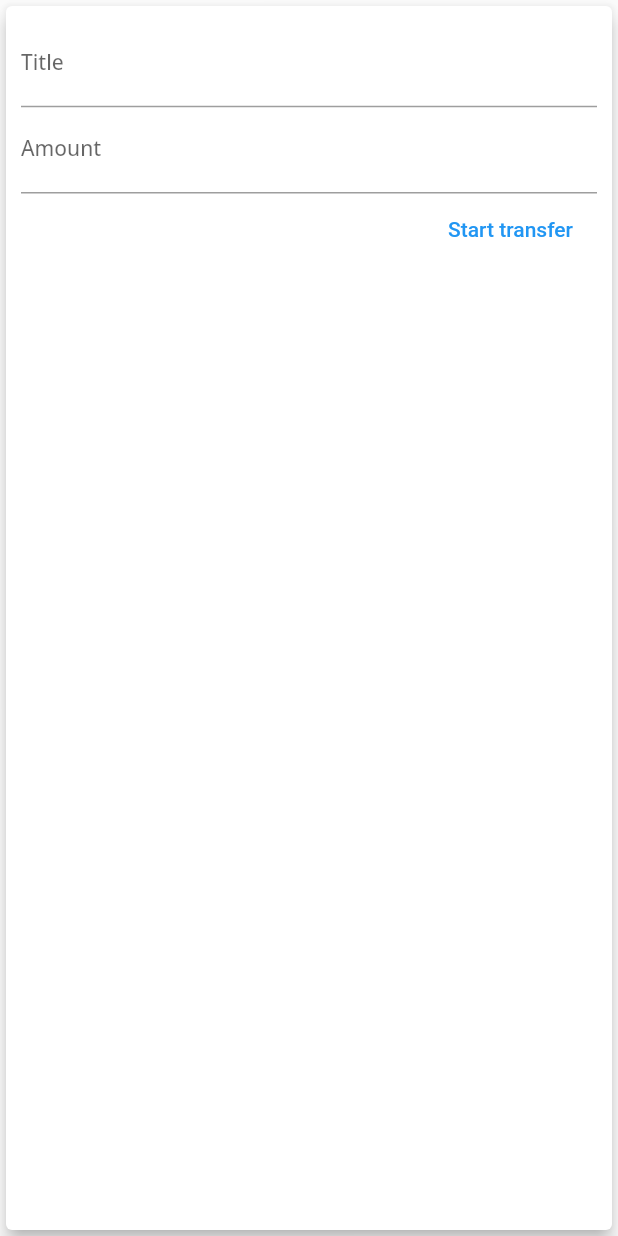
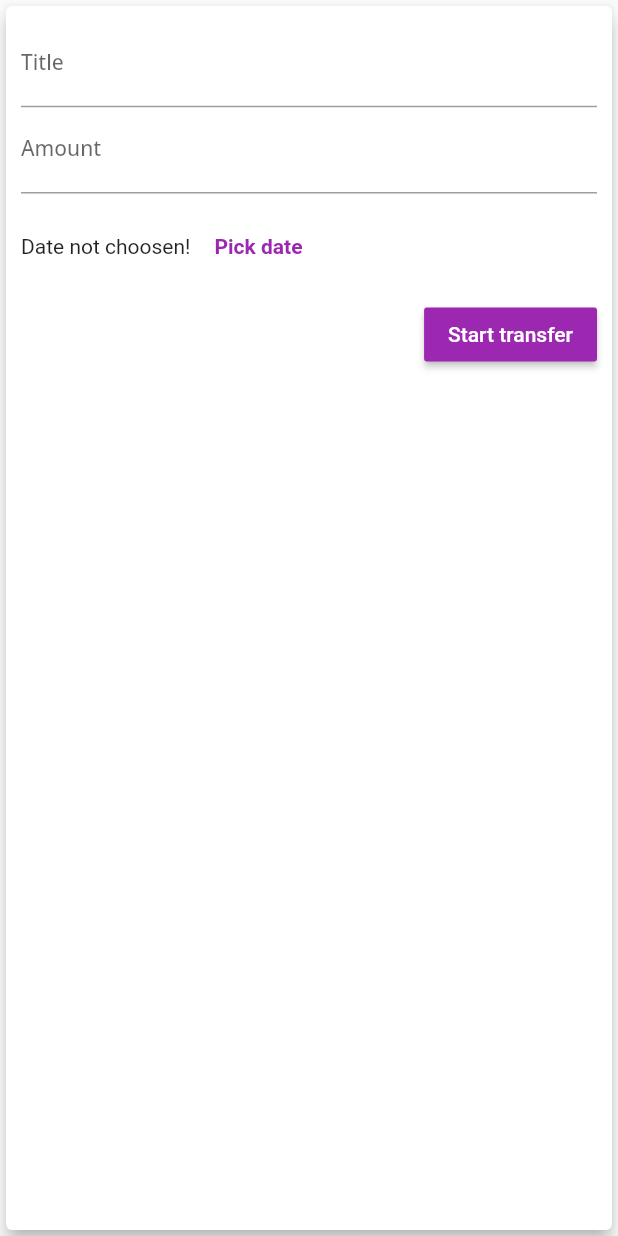
Before and after one commit to abubasith456/Combining-widget, a Flutter app: the NewTransaction widget shown alone on an empty page, opened directly with empty values, after a tap on "Start transfer", on a phone screen of 412 x 824 dp. Run offline on Flutter 3.47's test engine with Material 2 defaults, Android fonts, the phone set to English and light mode, and no system bars.

Commit message:
delete transaction and datepicker added

```diff
--- /dev/null
+++ b/lib/widget/new_transaction.dart
@@ -0,0 +1,100 @@
+import 'package:flutter/material.dart';
+import 'package:intl/intl.dart';
+
+class NewTransaction extends StatefulWidget {
+  final Function(String, double, DateTime) addText;
+
+  NewTransaction(this.addText);
+
+  @override
+  State<NewTransaction> createState() => _NewTransactionState();
+}
+
+class _NewTransactionState extends State<NewTransaction> {
+  final _titleController = TextEditingController();
+  final _amountController = TextEditingController();
+  DateTime? _pickedDate;
+
+  void submitData() {
+    final titleText = _titleController.text;
+    final amountText = double.parse(_amountController.text);
+
+    if (titleText.isEmpty || amountText <= 0 || _pickedDate == null) {
+      return;
+    }
+
+    widget.addText(
+      _titleController.text,
+      double.parse(_amountController.text),
+      _pickedDate!,
+    );
+
+    Navigator.of(context).pop();
+  }
+
+  void _presentDatePicer() {
+    showDatePicker(
+            context: context,
+            initialDate: DateTime.now(),
+            firstDate: DateTime(2022),
+            lastDate: DateTime.now())
+        .then((value) {
+      if (value == null) {
+        return;
+      }
+      setState(() {
+        _pickedDate = value;
+      });
+
+      print(value);
+    });
+  }
+
+  @override
+  Widget build(BuildContext context) {
+    return Card(
+      elevation: 5,
+      child: Container(
+        padding: const EdgeInsets.all(10.0),
+        child: Column(crossAxisAlignment: CrossAxisAlignment.end, children: [
+          TextField(
+            decoration: const InputDecoration(labelText: 'Title'),
+            controller: _titleController,
+          ),
+          TextField(
+            decoration: const InputDecoration(labelText: 'Amount'),
+            controller: _amountController,
+            keyboardType: TextInputType.number,
+            onSubmitted: (_) => submitData(),
+          ),
+          Container(
+            height: 70,
+            child: Row(
+              children: [
+                Text(
+                  _pickedDate == null
+                      ? 'Date not choosen!'
+                      : 'Picked date: ${DateFormat.yMd().format(_pickedDate!)}',
+                ),
+                FlatButton(
+                  onPressed: _presentDatePicer,
+                  child: Text(
+                    'Pick date',
+                    style: TextStyle(
+                        color: Theme.of(context).primaryColor,
+                        fontWeight: FontWeight.bold),
+                  ),
+                )
+              ],
+            ),
+          ),
+          RaisedButton(
+              color: Theme.of(context).primaryColor,
+              textColor: Colors.white,
+              onPressed: () => submitData(),
+              child: const Text('Start transfer'))
+        ]),
+      ),
+    );
+  }
+}
--- a/lib/widget/new_trnsaction.dart
+++ /dev/null
@@ -1,60 +0,0 @@
-import 'package:flutter/material.dart';
-
-class NewTransaction extends StatefulWidget {
-  final Function(String, double) addText;
-
-  NewTransaction(this.addText);
-
-  @override
-  State<NewTransaction> createState() => _NewTransactionState();
-}
-
-class _NewTransactionState extends State<NewTransaction> {
-  final titleController = TextEditingController();
-
-  final amountController = TextEditingController();
-
-  void submitData() {
-    final titleText = titleController.text;
-    final amountText = double.parse(amountController.text);
-
-    if (titleText.isEmpty || amountText <= 0) {
-      return;
-    }
-
-    widget.addText(
-      titleController.text,
-      double.parse(amountController.text),
-    );
-
-    Navigator.of(context).pop();
-  }
-
-  @override
-  Widget build(BuildContext context) {
-    return Card(
-      elevation: 5,
-      child: Container(
-        padding: const EdgeInsets.all(10.0),
-        child: Column(crossAxisAlignment: CrossAxisAlignment.end, children: [
-          TextField(
-            decoration: const InputDecoration(labelText: 'Title'),
-            controller: titleController,
-          ),
-          TextField(
-            decoration: const InputDecoration(labelText: 'Amount'),
-            controller: amountController,
-            keyboardType: TextInputType.number,
-            onSubmitted: (_) => submitData(),
-          ),
-          FlatButton(
-              onPressed: () => submitData(),
-              child: const Text(
-                'Start transfer',
-                style: TextStyle(color: Colors.blue),
-              ))
-        ]),
-      ),
-    );
-  }
-}
```
Also changed, not shown: lib/main.dart (+15 -5 lines), lib/widget/chart_bar.dart (+5 -2 lines), lib/widget/transaction_list.dart (+23 -30 lines).
